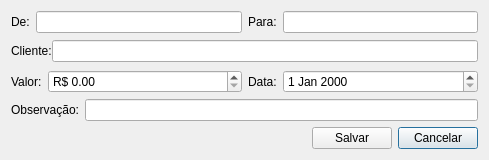
This is ui/inserirtransferencia.ui in darktorres/ERP-STACCATO as Qt 5 draws it before an edit. The edited form follows.
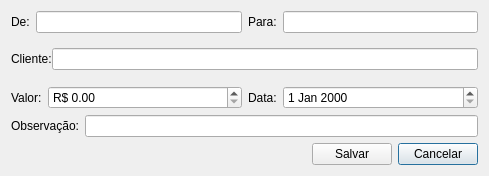
This is the edited form. Custom widgets are drawn as their Qt base class.

The edit to the form file:
```diff
--- a/ui/inserirtransferencia.ui
+++ b/ui/inserirtransferencia.ui
@@ -7,7 +7,7 @@
     <x>0</x>
     <y>0</y>
     <width>489</width>
-    <height>160</height>
+    <height>176</height>
    </rect>
   </property>
   <property name="windowTitle">
@@ -23,8 +23,8 @@
        </property>
        <property name="sizeHint" stdset="0">
         <size>
-         <width>40</width>
-         <height>20</height>
+         <width>0</width>
+         <height>0</height>
         </size>
        </property>
       </spacer>
```
